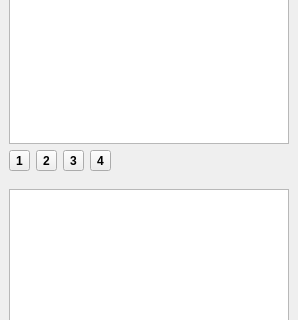
Old version of the form src/meshlab/ui/layerDialog.ui in the repository cnr-isti-vclab/meshlab; both pictures show x 0 to 298 and y 367 to 687 of the 298 by 816 pixel window.
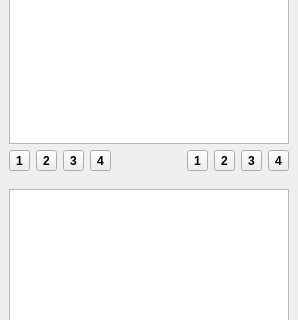
New version of the form.

Commit message:
Store & recall view and visibiliy state
still dirty, but works

Diff of the .ui file:
```diff
--- a/src/meshlab/ui/layerDialog.ui
+++ b/src/meshlab/ui/layerDialog.ui
@@ -130,6 +130,74 @@
           </property>
          </spacer>
         </item>
+        <item>
+         <widget class="QToolButton" name="bV1">
+          <property name="font">
+           <font>
+            <pointsize>9</pointsize>
+            <weight>75</weight>
+            <bold>true</bold>
+           </font>
+          </property>
+          <property name="toolTip">
+           <string>CTRL-click to store layer visibility, click to recall</string>
+          </property>
+          <property name="text">
+           <string>1</string>
+          </property>
+         </widget>
+        </item>
+        <item>
+         <widget class="QToolButton" name="bV2">
+          <property name="font">
+           <font>
+            <pointsize>9</pointsize>
+            <weight>75</weight>
+            <bold>true</bold>
+           </font>
+          </property>
+          <property name="toolTip">
+           <string>CTRL-click to store layer visibility, click to recall</string>
+          </property>
+          <property name="text">
+           <string>2</string>
+          </property>
+         </widget>
+        </item>
+        <item>
+         <widget class="QToolButton" name="bV3">
+          <property name="font">
+           <font>
+            <pointsize>9</pointsize>
+            <weight>75</weight>
+            <bold>true</bold>
+           </font>
+          </property>
+          <property name="toolTip">
+           <string>CTRL-click to store layer visibility, click to recall</string>
+          </property>
+          <property name="text">
+           <string>3</string>
+          </property>
+         </widget>
+        </item>
+        <item>
+         <widget class="QToolButton" name="bV4">
+          <property name="font">
+           <font>
+            <pointsize>9</pointsize>
+            <weight>75</weight>
+            <bold>true</bold>
+           </font>
+          </property>
+          <property name="toolTip">
+           <string>CTRL-click to store layer visibility, click to recall</string>
+          </property>
+          <property name="text">
+           <string>4</string>
+          </property>
+         </widget>
+        </item>
        </layout>
       </item>
      </layout>
```
Left out of the diff: 9 changed lines with no effect on the pictures. The commit also changes 2 other files.
